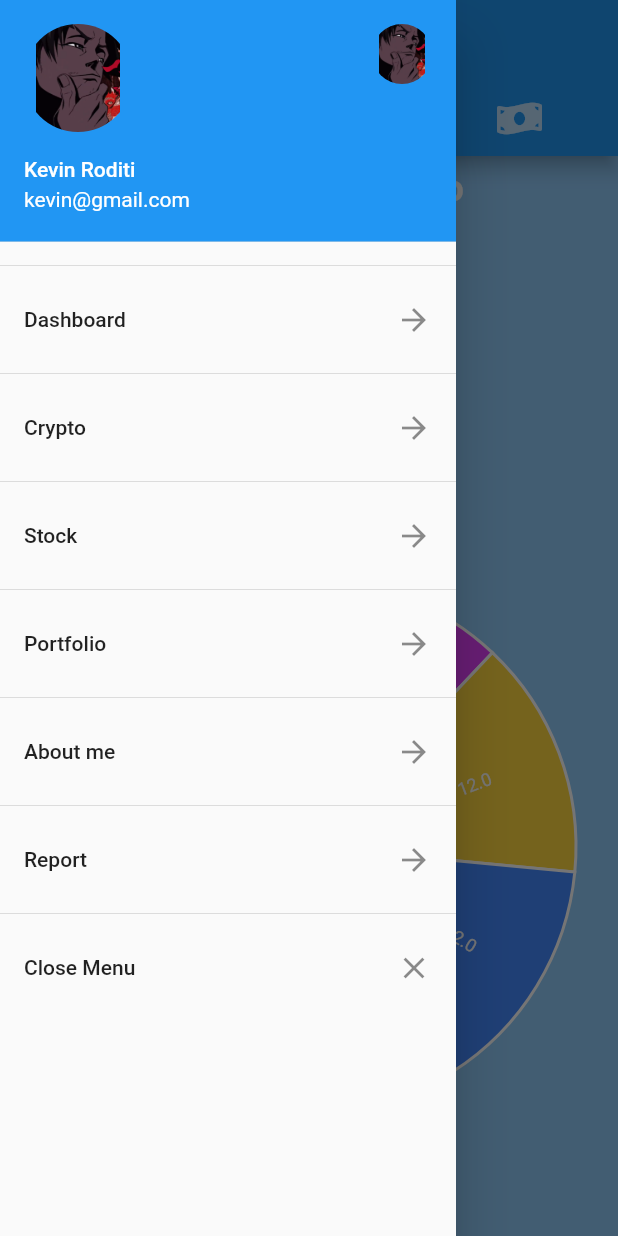
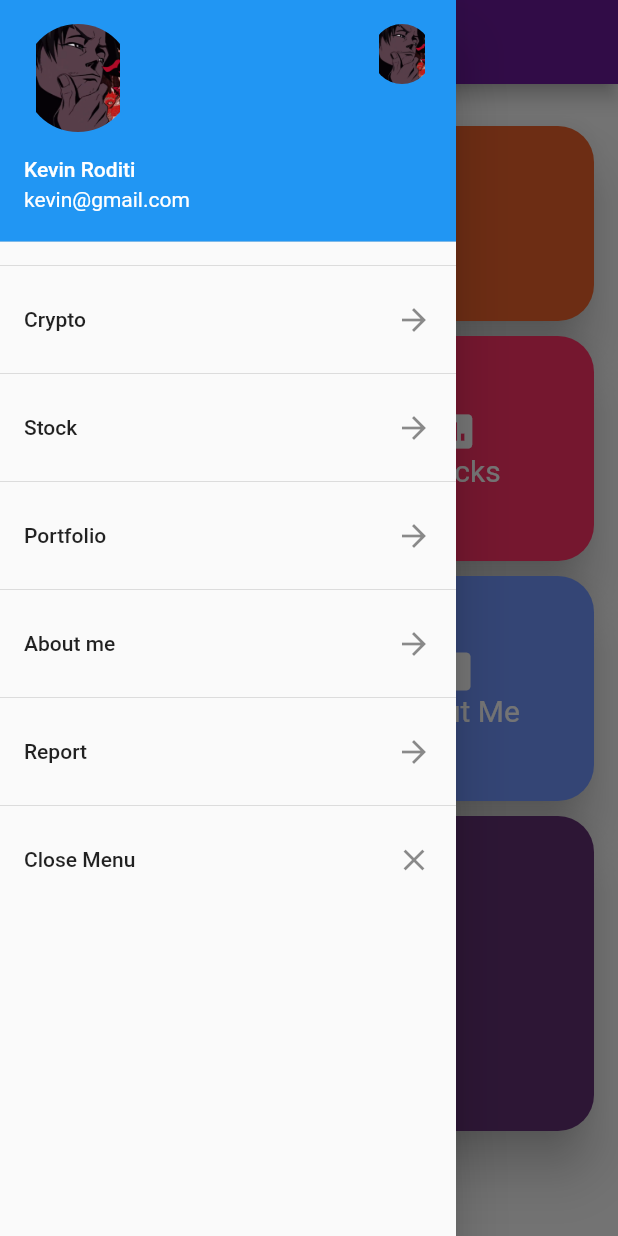
Before and after one commit to mugensan/Flutter_projo_gold, a Flutter app: the screen it shows after launch, with the side drawer open, on a phone screen of 412 x 824 dp. Run offline on Flutter 3.47's test engine with Material 2 defaults, Android fonts, the phone set to English and light mode, and no system bars; our stand-ins replace charts_flutter, dartz, firebase_auth, flutter_bloc, font_awesome_flutter, freezed_annotation and 4 more; missing offline and left inert: dart:ffi, flutter_sparkline, link; accounts and stored records are empty; generated files the repository leaves out were written again; Roboto replaces fonts that are missing (Georgia).

Commit message:
Portfolio complete

```diff
--- a/lib/pages/CryptoPage.dart
+++ b/lib/pages/CryptoPage.dart
@@ -223,9 +223,9 @@ class _CryptoPageState extends State<CryptoPage> {
 getColor(String percent) {
 //    TODO fix bug -> turn neg double in color red
   if (percent.contains("-")) {
-    return hexToColor('#FF000');
+    return Colors.red;
   } else {
-    return hexToColor('#32CD32');
+    return Colors.green;
   }
 }
   hexToColor(String color){
--- a/lib/presentation/core/app_widget.dart
+++ b/lib/presentation/core/app_widget.dart
@@ -30,7 +30,7 @@ class AppWidget extends StatelessWidget {
 //home: CryptoPage(),
       initialRoute: '/',
       routes: {
-        '/': (BuildContext context) => new MyCharts(),
+        '/': (BuildContext context) => new DashboardPage(),
         '/DashboardPage': (context) => new DashboardPage(),
         '/PortfolioPage': (BuildContext context) => new MyCharts(),
         '/CryptoPage': (BuildContext context) => new CryptoPage(),
```
Also changed, not shown: lib/pages/DashboardPage.dart (+21 -9 lines).
